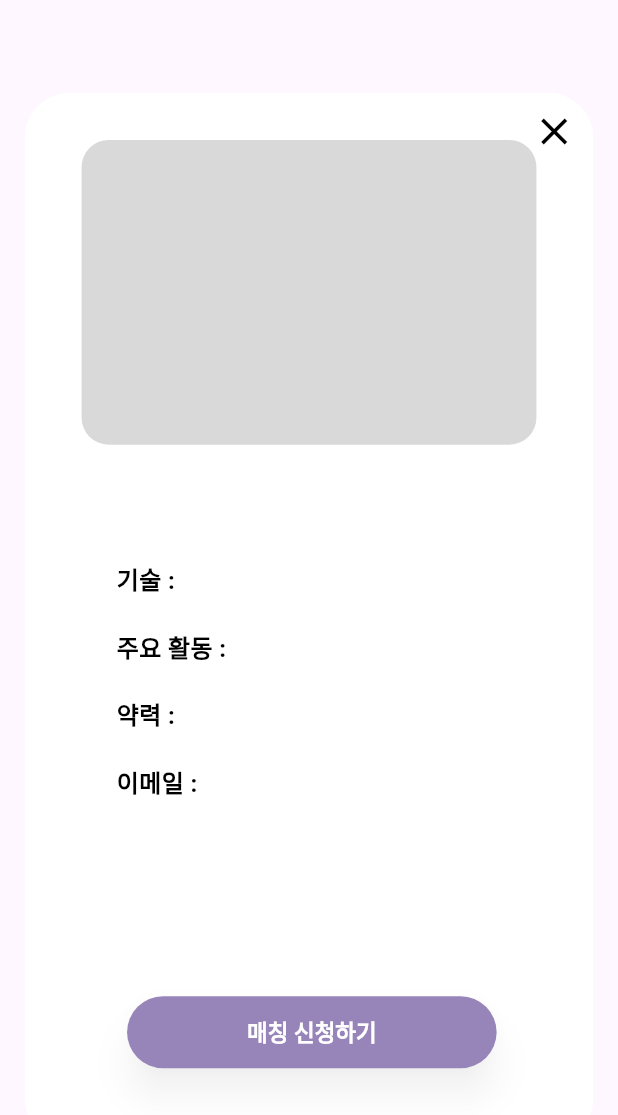
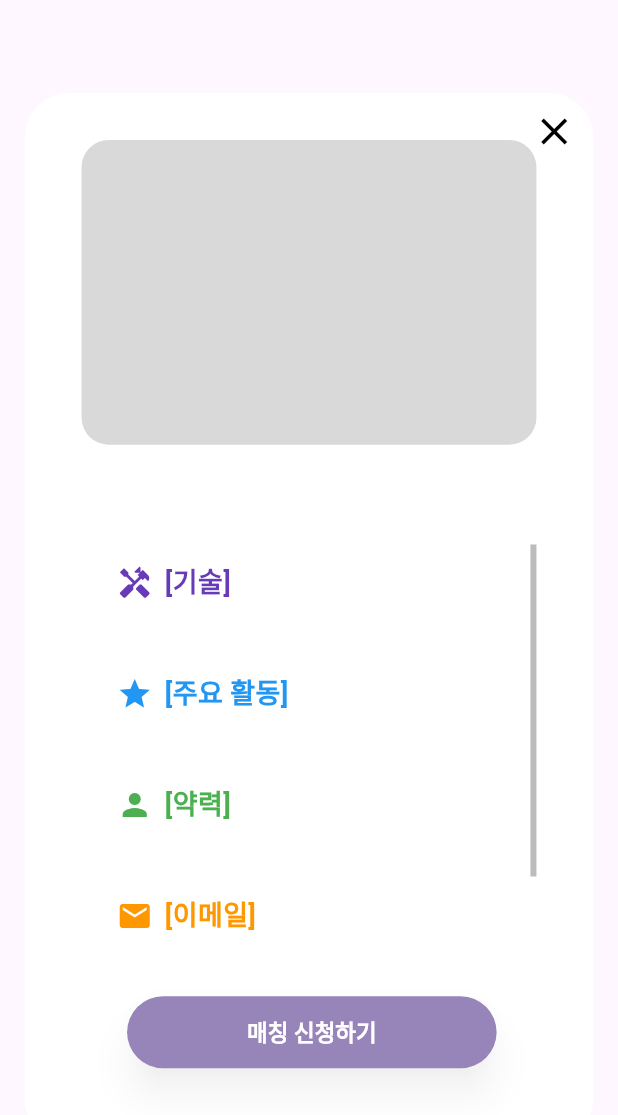
Before and after one commit to K-Hackathon-01z/eum-front, a Flutter app: the CreatorDetail widget shown alone on an empty page, opened directly with empty values, on a phone screen of 412 x 824 dp. Shown: the top 1115 px of the screen. Run offline on Flutter 3.47's test engine with Material 3 defaults, Android fonts, the phone set to English and light mode, and no system bars; our stand-ins replace flutter_dotenv, flutter_svg, flutter_time_picker_spinner, image_picker, table_calendar; accounts and stored records are empty; network calls fail.

Commit message:
refactor: "skill, card section 구현"

```diff
--- a/lib/widgets/user/creator_detail.dart
+++ b/lib/widgets/user/creator_detail.dart
@@ -1,3 +1,4 @@
+import 'creator_section.dart';
 import 'button.dart';
 import 'request_note.dart';
 import 'package:flutter/material.dart';
@@ -97,14 +98,19 @@ class CreatorDetail extends StatelessWidget {
                       controller: scrollController,
                       child: Padding(
                         padding: const EdgeInsets.all(12.0),
-                        child: Text(
-                          '기술 : $skill\n\n주요 활동 : $works\n\n약력 : $bio\n\n이메일 : $email',
-                          style: const TextStyle(
-                            color: Colors.black,
-                            fontSize: 16,
-                            fontWeight: FontWeight.w700,
-                            height: 1.38,
-                          ),
+                        child: Column(
+                          crossAxisAlignment: CrossAxisAlignment.start,
+                          children: [
+                            CreatorSection(
+                              icon: Icons.handyman,
+                              title: '[기술]',
+                              content: skill,
+                              color: Colors.deepPurple,
+                            ),
+                            CreatorSection(icon: Icons.star, title: '[주요 활동]', content: works, color: Colors.blue),
+                            CreatorSection(icon: Icons.person, title: '[약력]', content: bio, color: Colors.green),
+                            CreatorSection(icon: Icons.email, title: '[이메일]', content: email, color: Colors.orange),
+                          ],
                         ),
                       ),
                     ),
--- /dev/null
+++ b/lib/widgets/user/creator_section.dart
@@ -0,0 +1,40 @@
+import 'package:flutter/material.dart';
+
+class CreatorSection extends StatelessWidget {
+  final IconData icon;
+  final String title;
+  final String content;
+  final Color color;
+
+  const CreatorSection({
+    required this.icon,
+    required this.title,
+    required this.content,
+    required this.color,
+    super.key,
+  });
+
+  @override
+  Widget build(BuildContext context) {
+    return Column(
+      crossAxisAlignment: CrossAxisAlignment.start,
+      children: [
+        Row(
+          children: [
+            Icon(icon, color: color),
+            SizedBox(width: 8),
+            Text(
+              title,
+              style: TextStyle(fontWeight: FontWeight.bold, fontSize: 18, color: color),
+            ),
+          ],
+        ),
+        Padding(
+          padding: const EdgeInsets.symmetric(vertical: 4.0),
+          child: Text(content, style: TextStyle(fontSize: 16)),
+        ),
+        SizedBox(height: 16),
+      ],
+    );
+  }
+}
```
Also changed, not shown: lib/widgets/user/skill_detail.dart (+24 -9 lines), lib/widgets/user/skill_section.dart (added, +34 -0 lines).
